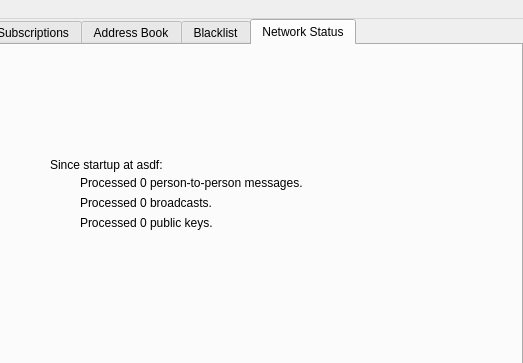
This is src/bitmessageui.ui in Bitmessage/PyBitmessage as Qt 5 draws it before an edit; both pictures show x 272 to 795 and y 0 to 363 of the 795 by 561 pixel window. The edited form follows.
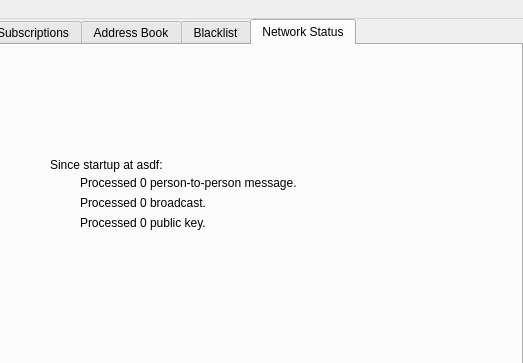
This is the edited form. The open tabs and pages were chosen to show the change. Icons and pictures are not drawn.

Commit message: fixed typo + translation files

The edit to the form file:
```diff
--- a/src/bitmessageui.ui
+++ b/src/bitmessageui.ui
@@ -885,7 +885,7 @@
          </rect>
         </property>
         <property name="text">
-         <string>Processed 0 person-to-person messages.</string>
+         <string>Processed 0 person-to-person message.</string>
         </property>
        </widget>
        <widget class="QLabel" name="labelPubkeyCount">
@@ -898,7 +898,7 @@
          </rect>
         </property>
         <property name="text">
-         <string>Processed 0 public keys.</string>
+         <string>Processed 0 public key.</string>
         </property>
        </widget>
        <widget class="QLabel" name="labelBroadcastCount">
@@ -911,7 +911,7 @@
          </rect>
         </property>
         <property name="text">
-         <string>Processed 0 broadcasts.</string>
+         <string>Processed 0 broadcast.</string>
         </property>
        </widget>
       </widget>
```
The commit also changes 2 other files.
